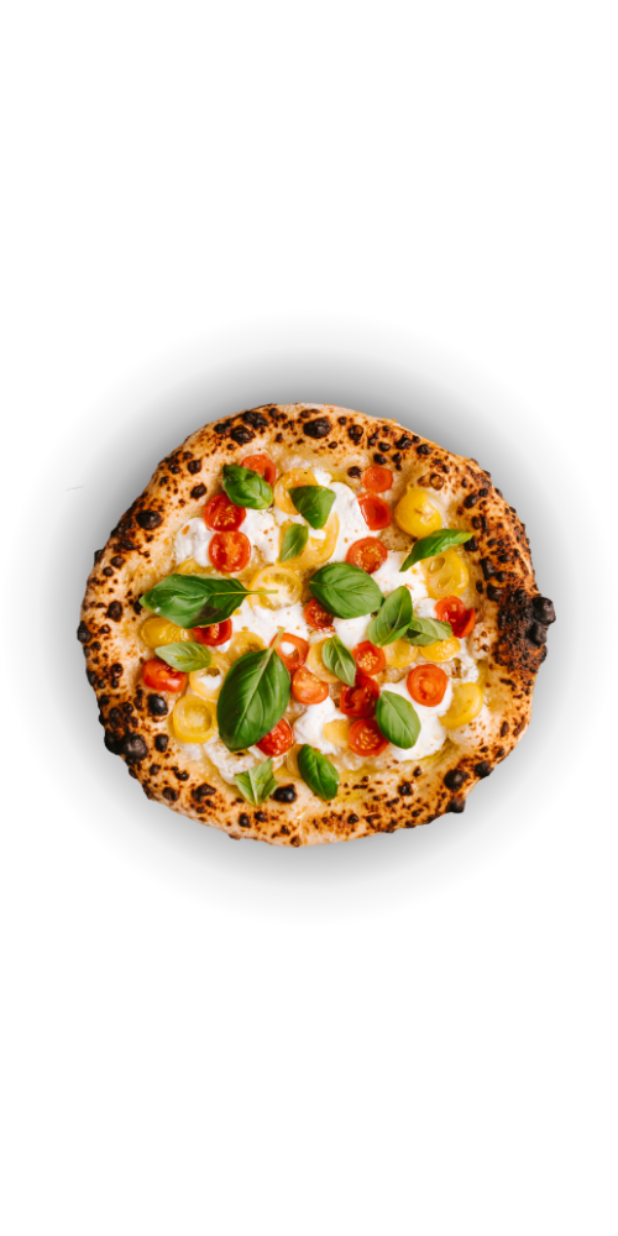
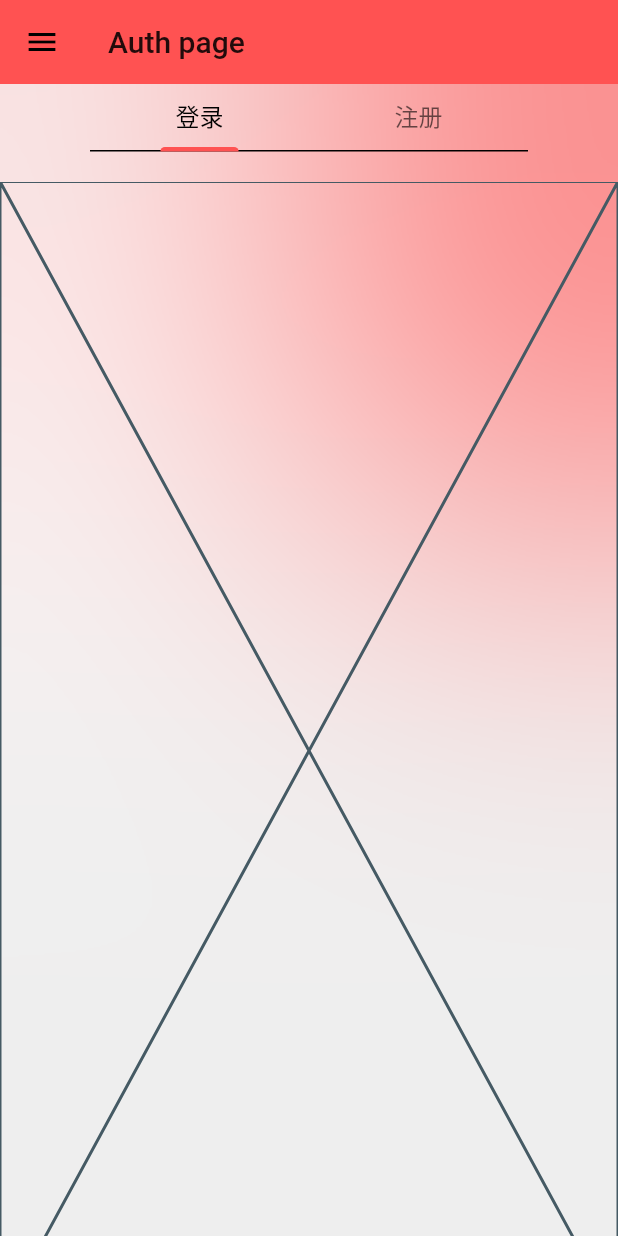
Before and after one commit to Keekuun/hello_flutter_pizza_app, a Flutter app: the screen it shows after launch, on a phone screen of 412 x 824 dp. Run offline on Flutter 3.47's test engine with Material 3 defaults, Android fonts, the phone set to English and light mode, and no system bars.

Commit message:
feat: add auth tab

```diff
--- a/lib/app_view.dart
+++ b/lib/app_view.dart
@@ -1,4 +1,6 @@
 import 'package:flutter/material.dart';
+import 'package:hello_flutter_pizza_app/pages/auth/auth_page.dart';
+import 'package:hello_flutter_pizza_app/pages/auth/sign_in_page.dart';
 
 class MyAppView extends StatelessWidget {
   const MyAppView({super.key});
@@ -6,12 +8,12 @@ class MyAppView extends StatelessWidget {
   @override
   Widget build(BuildContext context) {
     return MaterialApp(
-      title: 'Pizza App',
-      theme: ThemeData(
-        colorScheme: ColorScheme.fromSeed(seedColor: Colors.deepPurple),
-        useMaterial3: true,
-      ),
-      home: Image.asset('assets/1.png'),
-    );
+        title: 'Pizza App',
+        theme: ThemeData(
+          colorScheme: ColorScheme.light(background: Colors.grey.shade200, onBackground: Colors.black, primary: Colors.redAccent, onPrimary: Colors.white),
+          useMaterial3: true,
+        ),
+        // home: Image.asset('assets/1.png'),
+        home: const AuthPage());
   }
 }
--- /dev/null
+++ b/lib/pages/auth/auth_page.dart
@@ -0,0 +1,120 @@
+import 'dart:ui';
+
+import 'package:flutter/material.dart';
+import 'package:hello_flutter_pizza_app/pages/auth/sign_in_page.dart';
+import 'package:hello_flutter_pizza_app/pages/auth/sign_up_page.dart';
+
+class AuthPage extends StatefulWidget {
+  const AuthPage({super.key});
+
+  @override
+  State<AuthPage> createState() => _AuthPageState();
+}
+
+class _AuthPageState extends State<AuthPage> with TickerProviderStateMixin {
+  late TabController tabController;
+
+  @override
+  void initState() {
+    tabController = TabController(
+      initialIndex: 0,
+      length: 2,
+      vsync: this,
+    );
+    super.initState();
+  }
+
+  @override
+  Widget build(BuildContext context) {
+    return Scaffold(
+      appBar: AppBar(
+        title: const Text('Auth page'),
+        titleTextStyle: const TextStyle(
+            color: Colors.black87, fontSize: 20, fontWeight: FontWeight.w500),
+        backgroundColor: Colors.redAccent,
+      ),
+      backgroundColor: Theme.of(context).colorScheme.background,
+      body: SingleChildScrollView(
+          child: SizedBox(
+        height: MediaQuery.of(context).size.height,
+        child: Stack(
+          children: [
+            const BackColor(),
+            Align(
+              alignment: Alignment.center,
+              child: Column(
+                children: [
+                  Padding(
+                    padding: const EdgeInsets.symmetric(horizontal: 60),
+                    child: TabBar(
+                      controller: tabController,
+                      unselectedLabelColor: Theme.of(context)
+                          .colorScheme
+                          .onBackground
+                          .withOpacity(0.6),
+                      labelColor: Theme.of(context).colorScheme.onBackground,
+                      tabs: const [
+                        Padding(
+                          padding: EdgeInsets.all(10.0),
+                          child: Text('登录', style: TextStyle(fontSize: 16)),
+                        ),
+                        Padding(
+                          padding: EdgeInsets.all(10.0),
+                          child: Text('注册', style: TextStyle(fontSize: 16)),
+                        )
+                      ],
+                    ),
+                  ),
+                  const SizedBox(height: 20,),
+                  Expanded(
+                      child: TabBarView(
+                    controller: tabController,
+                    children: const [SignInPage(), SignUpPage()],
+                  ))
+                ],
+              ),
+            )
+          ],
+        ),
+      )),
+      drawer: const Drawer(child: Text('Drawer')),
+    );
+  }
+}
+
+class BackColor extends StatelessWidget {
+  const BackColor({super.key});
+
+  @override
+  Widget build(BuildContext context) {
+    return Stack(
+      children: [
+        Align(
+          alignment: const AlignmentDirectional(20, -1.2),
+          child: Container(
+            height: MediaQuery.of(context).size.width,
+            width: MediaQuery.of(context).size.width,
+            decoration: BoxDecoration(
+                shape: BoxShape.circle,
+                color: Theme.of(context).colorScheme.inversePrimary),
+          ),
+        ),
+        Align(
+          alignment: const AlignmentDirectional(2.7, -1.2),
+          child: Container(
+            height: MediaQuery.of(context).size.width / 1.3,
+            width: MediaQuery.of(context).size.width / 1.3,
+            decoration: BoxDecoration(
+              shape: BoxShape.circle,
+              color: Theme.of(context).colorScheme.primary,
+            ),
+          ),
+        ),
+        BackdropFilter(
+          filter: ImageFilter.blur(sigmaX: 150.0, sigmaY: 150.0),
+          child: Container(),
+        ),
+      ],
+    );
+  }
+}
--- /dev/null
+++ b/lib/pages/auth/sign_in_page.dart
@@ -0,0 +1,15 @@
+import 'package:flutter/cupertino.dart';
+
+class SignInPage extends StatefulWidget {
+  const SignInPage({super.key});
+
+  @override
+  State<SignInPage> createState() => _SignInPageState();
+}
+
+class _SignInPageState extends State<SignInPage> {
+  @override
+  Widget build(BuildContext context) {
+    return const Placeholder();
+  }
+}
--- /dev/null
+++ b/lib/pages/auth/sign_up_page.dart
@@ -0,0 +1,15 @@
+import 'package:flutter/cupertino.dart';
+
+class SignUpPage extends StatefulWidget {
+  const SignUpPage({super.key});
+
+  @override
+  State<SignUpPage> createState() => _SignUpPageState();
+}
+
+class _SignUpPageState extends State<SignUpPage> {
+  @override
+  Widget build(BuildContext context) {
+    return const Placeholder();
+  }
+}
```
